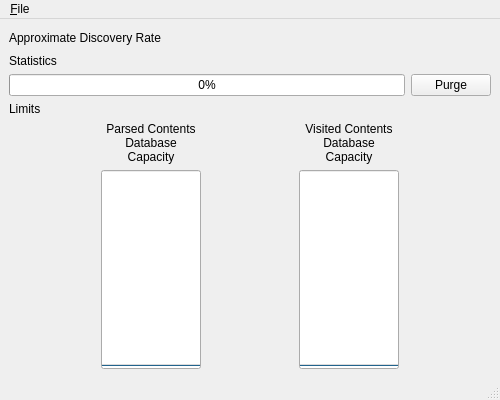
Before: the Qt Designer form UI/pandemonium_statistics.ui in nurfalie/pandamonium, drawn with Qt 5.
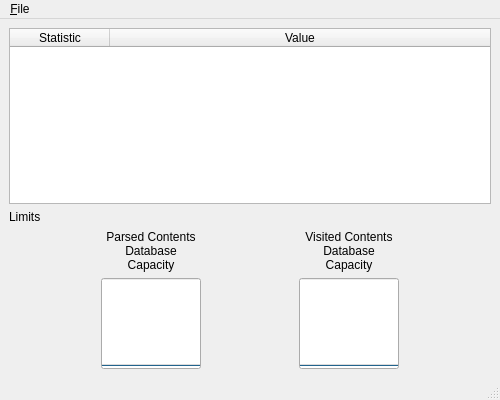
After: the same form once the commit is applied. Icons and pictures are not drawn.

What changed in the file:
```diff
--- a/UI/pandemonium_statistics.ui
+++ b/UI/pandemonium_statistics.ui
@@ -16,69 +16,30 @@
   <widget class="QWidget" name="centralwidget">
    <layout class="QVBoxLayout" name="verticalLayout_3">
     <item>
-     <layout class="QHBoxLayout" name="horizontalLayout_10">
-      <item>
-       <widget class="QLabel" name="discovery_rate">
-        <property name="text">
-         <string>Approximate Discovery Rate</string>
-        </property>
-       </widget>
-      </item>
-      <item>
-       <spacer name="horizontalSpacer_5">
-        <property name="orientation">
-         <enum>Qt::Horizontal</enum>
-        </property>
-        <property name="sizeHint" stdset="0">
-         <size>
-          <width>40</width>
-          <height>20</height>
-         </size>
-        </property>
-       </spacer>
-      </item>
-     </layout>
-    </item>
-    <item>
-     <layout class="QGridLayout" name="gridLayout">
-      <item row="0" column="0" colspan="2">
-       <widget class="QLabel" name="discovered_statistics">
-        <property name="text">
-         <string>Statistics</string>
-        </property>
-        <property name="wordWrap">
-         <bool>true</bool>
-        </property>
-       </widget>
-      </item>
-      <item row="1" column="0">
-       <widget class="QProgressBar" name="percent_visited">
-        <property name="toolTip">
-         <string>Percent of URLs visited.</string>
-        </property>
-        <property name="value">
-         <number>0</number>
-        </property>
-        <property name="format">
-         <string>%p%</string>
-        </property>
-       </widget>
-      </item>
-      <item row="1" column="1">
-       <widget class="QPushButton" name="purge_unvisited_visited_urls">
-        <property name="toolTip">
-         <string>&lt;html&gt;&lt;head/&gt;&lt;body&gt;&lt;p&gt;Remove pandemonium_visited_urls.db. The parsed URLs will not be removed.&lt;/p&gt;&lt;/body&gt;&lt;/html&gt;</string>
-        </property>
-        <property name="text">
-         <string>Purge</string>
-        </property>
-        <property name="icon">
-         <iconset resource="../Icons/icons.qrc">
-          <normaloff>:/nuvola/trashcan_empty.png</normaloff>:/nuvola/trashcan_empty.png</iconset>
-        </property>
-       </widget>
-      </item>
-     </layout>
+     <widget class="QTableWidget" name="statistics">
+      <property name="selectionBehavior">
+       <enum>QAbstractItemView::SelectRows</enum>
+      </property>
+      <property name="horizontalScrollMode">
+       <enum>QAbstractItemView::ScrollPerPixel</enum>
+      </property>
+      <attribute name="horizontalHeaderMinimumSectionSize">
+       <number>100</number>
+      </attribute>
+      <attribute name="horizontalHeaderStretchLastSection">
+       <bool>true</bool>
+      </attribute>
+      <column>
+       <property name="text">
+        <string>Statistic</string>
+       </property>
+      </column>
+      <column>
+       <property name="text">
+        <string>Value</string>
+       </property>
+      </column>
+     </widget>
     </item>
     <item>
      <widget class="QLabel" name="database_limits">
```
